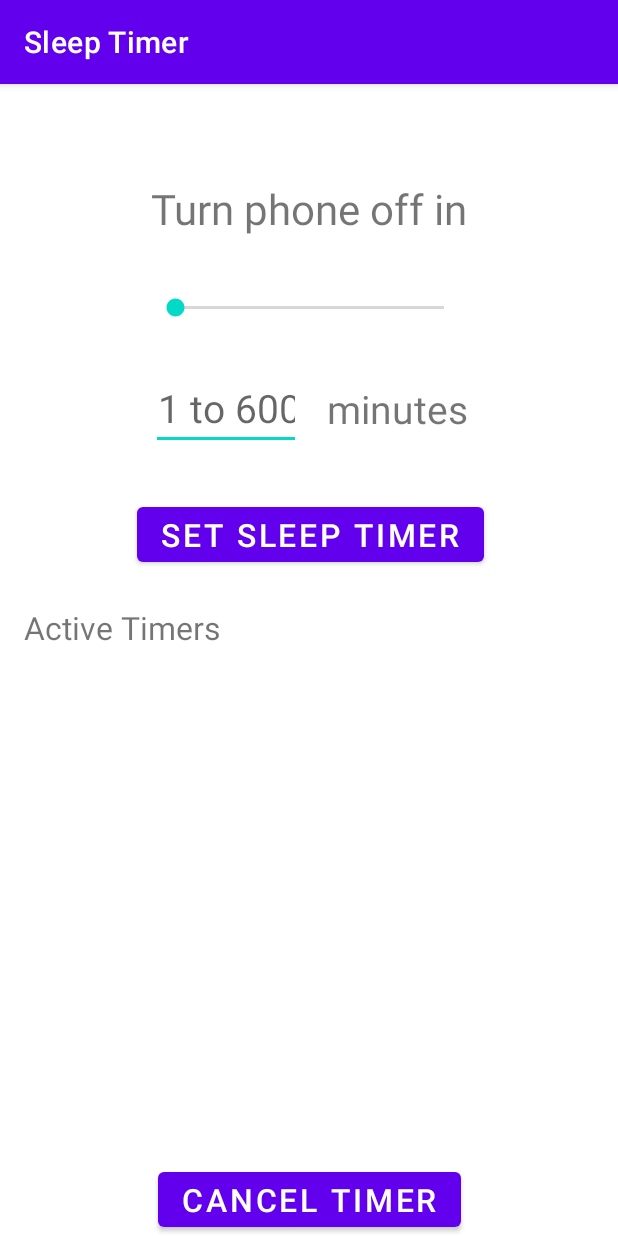
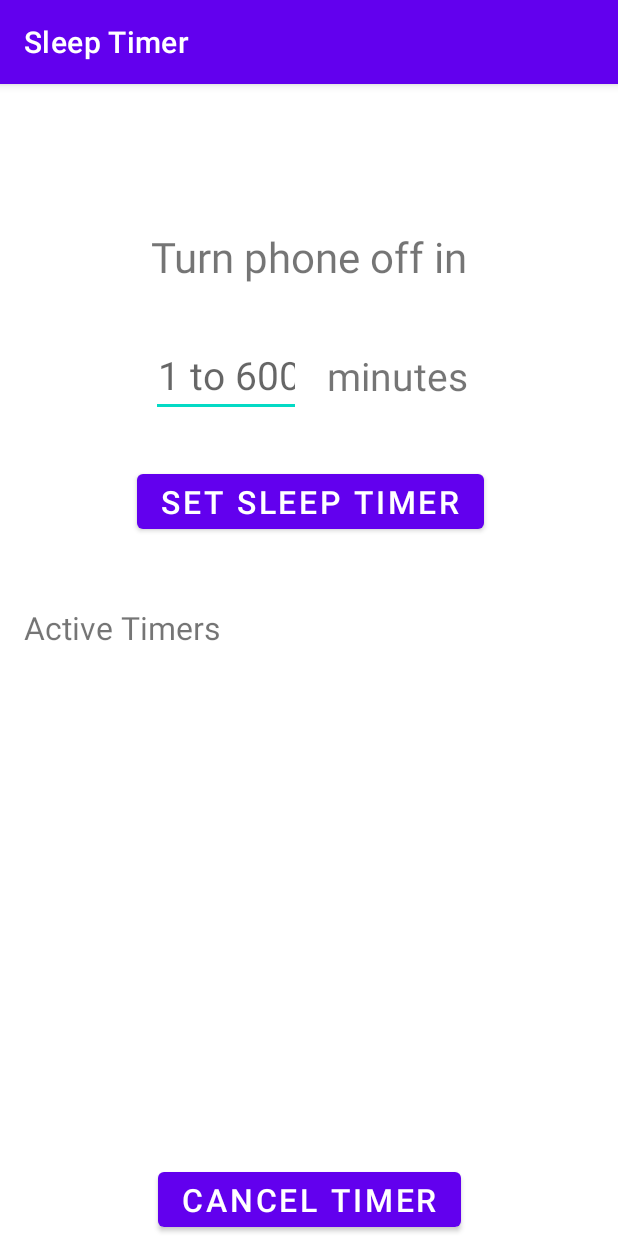
Before and after one commit to EvanFarris/SleepTimerApp, an Android app: the screen it shows after launch (MainActivity), on a phone screen of 412 x 824 dp. Run offline under Robolectric (Android 15) with nearby library versions, the phone set to English and light mode, and no system bars; our stand-ins replace AdMob; 3 statements that could not run were skipped.

Commit message:
Updated MainActivity.java formatting, removed seekbar and seekbar listeners.

```diff
--- a/app/src/main/java/com/gmail/efarrisdevelopment/usa/sleeptimer/MainActivity.java
+++ b/app/src/main/java/com/gmail/efarrisdevelopment/usa/sleeptimer/MainActivity.java
@@ -25,7 +25,6 @@ import android.text.TextWatcher;
 import android.view.View;
 import android.view.inputmethod.InputMethodManager;
 import android.widget.Button;
-import android.widget.SeekBar;
 import android.widget.TextView;
 import android.widget.Toast;
 
@@ -50,10 +49,8 @@ public class MainActivity extends AppCompatActivity {
     private final String sleepAction = "goToSleep";
     private final int maxTimer = 600;
 
-    private int calledFromSeekBar;
     private int activeAlarmPosition;
     private boolean active;
-    private SeekBar timeSeek;
     private TextView timeTextView;
     private DevicePolicyManager dpm;
     private ComponentName cName;
@@ -117,15 +114,12 @@ public class MainActivity extends AppCompatActivity {
             rAdapter.notifyItemRangeChanged(0,activeAlarmList.size());
         }
         if(activeAlarmList.size() == 0) {alarmID = 0;}
-
     }
 
     public void initializeVariables() {
-        timeSeek = findViewById(R.id.timeBar);
         timeTextView = findViewById(R.id.minuteTextBox);
         cName = new ComponentName(this, SleepReceiver.class);
         dpm = (DevicePolicyManager)getSystemService(Context.DEVICE_POLICY_SERVICE);
-        calledFromSeekBar = -1;
         active = dpm.isAdminActive(cName);
         prefs = getSharedPreferences(spKey,Context.MODE_PRIVATE);
         prefs_editor = prefs.edit();
@@ -133,8 +127,7 @@ public class MainActivity extends AppCompatActivity {
         activeAlarmPosition = -1;
         canButton = findViewById(R.id.cancelButton);
         noActiveTextView = findViewById(R.id.noAlarmView);
-        RecyclerView r;
-        r = findViewById(R.id.AlarmRecyclerView);
+        RecyclerView r = findViewById(R.id.AlarmRecyclerView);
         rAdapter = new ActiveTimerAdapter(activeAlarmList,this);
         alarmID = -1;
 
@@ -144,8 +137,7 @@ public class MainActivity extends AppCompatActivity {
         if(ContextCompat.checkSelfPermission(this, Manifest.permission.SET_ALARM) != PERMISSION_GRANTED) {
             ActivityCompat.requestPermissions(this, new String[] {Manifest.permission.SET_ALARM},1);
         }
-        if(!active)
-            createAdmin();
+        if(!active) {createAdmin();}
     }
 
 
@@ -162,40 +154,12 @@ public class MainActivity extends AppCompatActivity {
     }
 
     public void setListeners() {
-        timeSeek.setOnSeekBarChangeListener(new SeekBar.OnSeekBarChangeListener() {
-            @Override
-            public void onProgressChanged(SeekBar seekBar, int i, boolean b) {
-                if(calledFromSeekBar == 1) {
-                    timeTextView.setText(String.valueOf(i));
-                    closeKeyboard();
-                    timeTextView.clearFocus();
-                } else {calledFromSeekBar = 1;}
-                seekBar.setProgress(i);
-            }
-
-            @Override
-            public void onStartTrackingTouch(SeekBar seekBar) {
-
-            }
-
-            @Override
-            public void onStopTrackingTouch(SeekBar seekBar) {
-                if(timeTextView.getText().toString().equals(""))
-                {
-                    if(seekBar.getProgress()!= 0)
-                        seekBar.setProgress(0);
-                }
-                else if(Integer.parseInt(timeTextView.getText().toString()) != seekBar.getProgress())
-                    timeTextView.setText(String.valueOf(seekBar.getProgress()));
-            }
-        });
-
         timeTextView.addTextChangedListener(new TextWatcher() {
             int index;
             @Override
             public void beforeTextChanged(CharSequence charSequence, int i, int i1, int i2) {
                 if(i2 == 0) {index = i == 0 ? 0 : 1;}
-                else {index = i+1;}
+                else {index = i + 1;}
             }
 
             @Override
@@ -205,21 +169,17 @@ public class MainActivity extends AppCompatActivity {
 
             @Override
             public void afterTextChanged(Editable editable) {
-                calledFromSeekBar = 0;
-                if(timeTextView.getText().toString().equals("")) {timeSeek.setProgress(0);}
-                else {
+                if(!timeTextView.getText().toString().equals("")) {
                     if(timeTextView.getText().toString().charAt(0) == '0') {
-                        timeTextView.setText(timeTextView.getText().subSequence(1,timeTextView.getText().length()));
+                        timeTextView.setText(timeTextView.getText().subSequence(1, timeTextView.getText().length()));
                     } else {
                         int time = Integer.parseInt(timeTextView.getText().toString());
-                        if(time > 600) {
-                            timeSeek.setProgress(maxTimer);
+                        if(time > maxTimer) {
                             timeTextView.setText(String.valueOf(maxTimer));
-                            Selection.setSelection(editable,timeTextView.length());
+                            Selection.setSelection(editable, timeTextView.getText().length());
                         }
                         else {
-                            timeSeek.setProgress(time);
-                            Selection.setSelection(editable,index);
+                            Selection.setSelection(editable, index);
                         }
                     }
                 }
@@ -229,7 +189,6 @@ public class MainActivity extends AppCompatActivity {
 
     public void clearFields() {
         timeTextView.setText("");
-        timeSeek.setProgress(0);
         closeKeyboard();
     }
 
--- a/app/src/main/res/layout-land/activity_main.xml
+++ b/app/src/main/res/layout-land/activity_main.xml
@@ -7,16 +7,6 @@
     android:layout_alignParentEnd="false"
     android:foregroundGravity="right"
     tools:context="com.gmail.efarrisdevelopment.usa.sleeptimer.MainActivity">
-
-    <SeekBar
-        android:id="@+id/timeBar"
-        android:layout_width="0dp"
-        android:layout_height="30dp"
-        android:layout_marginTop="32dp"
-        android:max="600"
-        app:layout_constraintEnd_toEndOf="@+id/textView"
-        app:layout_constraintStart_toStartOf="@+id/textView"
-        app:layout_constraintTop_toBottomOf="@+id/textView" />
 
     <TextView
         android:id="@+id/minuteText"
@@ -32,7 +22,7 @@
         android:id="@+id/minuteTextBox"
         android:layout_width="100dp"
         android:layout_height="wrap_content"
-        android:layout_marginTop="32dp"
+        android:layout_marginTop="64dp"
         android:autofillHints="1"
         android:ems="10"
         android:hint="@string/timeEditViewHint"
@@ -42,14 +32,14 @@
         android:textSize="26sp"
         android:tooltipText="@string/timerHelperMessage"
         app:layout_constraintStart_toStartOf="@+id/textView"
-        app:layout_constraintTop_toBottomOf="@+id/timeBar"
+        app:layout_constraintTop_toBottomOf="@+id/textView"
         tools:ignore="SpeakableTextPresentCheck" />
 
     <Button
         android:id="@+id/sleepButton"
         android:layout_width="wrap_content"
         android:layout_height="wrap_content"
-        android:layout_marginBottom="24dp"
+        android:layout_marginTop="64dp"
         android:onClick="clickSleepTimer"
         android:scaleX="1"
         android:scaleY="1"
@@ -58,16 +48,14 @@
         app:layout_constraintEnd_toEndOf="@+id/minuteText"
         app:layout_constraintHorizontal_bias="0.498"
         app:layout_constraintStart_toStartOf="@+id/minuteTextBox"
-        app:layout_constraintTop_toBottomOf="@+id/minuteTextBox"
-        app:layout_constraintVertical_bias="0.56" />
-
+        app:layout_constraintTop_toBottomOf="@+id/minuteTextBox" />
 
 
     <TextView
         android:id="@+id/textView"
         android:layout_width="wrap_content"
         android:layout_height="wrap_content"
-        android:layout_marginTop="16dp"
+        android:layout_marginTop="64dp"
         android:text="@string/turnPhoneOffIn"
         android:textSize="28sp"
         app:layout_constraintEnd_toEndOf="parent"
--- a/app/src/main/res/layout-sw600dp-land/activity_main.xml
+++ b/app/src/main/res/layout-sw600dp-land/activity_main.xml
@@ -8,36 +8,21 @@
     android:foregroundGravity="right"
     tools:context="com.gmail.efarrisdevelopment.usa.sleeptimer.MainActivity">
 
-    <SeekBar
-        android:id="@+id/timeBar"
-        android:layout_width="0dp"
-        android:layout_height="30dp"
-        android:layout_marginStart="64dp"
-        android:layout_marginTop="48dp"
-        android:layout_marginEnd="-32dp"
-        android:max="600"
-        app:layout_constraintEnd_toEndOf="@+id/textView"
-        app:layout_constraintStart_toStartOf="parent"
-        app:layout_constraintTop_toBottomOf="@+id/textView" />
-
     <TextView
         android:id="@+id/minuteText"
         android:layout_width="wrap_content"
         android:layout_height="wrap_content"
-        android:layout_marginEnd="8dp"
+        android:layout_marginStart="32dp"
         android:text="@string/minutes"
         android:textSize="30sp"
         app:layout_constraintBottom_toBottomOf="@+id/minuteTextBox"
-        app:layout_constraintEnd_toEndOf="@+id/timeBar"
+        app:layout_constraintStart_toEndOf="@+id/minuteTextBox"
         app:layout_constraintTop_toTopOf="@+id/minuteTextBox" />
 
     <EditText
         android:id="@+id/minuteTextBox"
-        android:layout_width="0dp"
-        android:layout_height="wrap_content"
-        android:layout_marginStart="8dp"
-        android:layout_marginTop="44dp"
-        android:layout_marginEnd="16dp"
+        android:layout_width="245dp"
+        android:layout_height="84dp"
         android:autofillHints="1"
         android:ems="10"
         android:hint="@string/timeEditViewHint"
@@ -46,12 +31,11 @@
         android:textAlignment="center"
         android:textSize="36sp"
         android:tooltipText="@string/timerHelperMessage"
-        app:layout_constraintEnd_toStartOf="@+id/minuteText"
-        app:layout_constraintHorizontal_bias="0.0"
-        app:layout_constraintStart_toStartOf="@+id/timeBar"
-        app:layout_constraintTop_toBottomOf="@+id/timeBar"
-        app:layout_constraintVertical_bias="0.0"
-        tools:ignore="SpeakableTextPresentCheck" />
+        app:layout_constraintEnd_toEndOf="@+id/textView"
+        app:layout_constraintStart_toStartOf="@+id/textView"
+        tools:ignore="SpeakableTextPresentCheck"
+        tools:layout_editor_absoluteY="189dp" />
+
 
     <Button
         android:id="@+id/sleepButton"
@@ -63,13 +47,12 @@
         android:scaleY="1"
         android:text="@string/sleepButton"
         android:textSize="32sp"
-        app:layout_constraintEnd_toEndOf="parent"
-        app:layout_constraintHorizontal_bias="0.1"
-        app:layout_constraintStart_toStartOf="parent"
+        app:layout_constraintBottom_toBottomOf="parent"
+        app:layout_constraintEnd_toEndOf="@+id/textView"
+        app:layout_constraintHorizontal_bias="0.314"
+        app:layout_constraintStart_toStartOf="@+id/textView"
         app:layout_constraintTop_toBottomOf="@+id/minuteTextBox"
-        app:layout_constraintVertical_bias="0.36" />
-
-
+        app:layout_constraintVertical_bias="0.343" />
 
     <TextView
         android:id="@+id/textView"
--- a/app/src/main/res/layout-sw600dp/activity_main.xml
+++ b/app/src/main/res/layout-sw600dp/activity_main.xml
@@ -8,36 +8,22 @@
     android:foregroundGravity="right"
     tools:context="com.gmail.efarrisdevelopment.usa.sleeptimer.MainActivity">
 
-    <SeekBar
-        android:id="@+id/timeBar"
-        android:layout_width="0dp"
-        android:layout_height="30dp"
-        android:layout_marginStart="96dp"
-        android:layout_marginTop="48dp"
-        android:layout_marginEnd="96dp"
-        android:max="600"
-        app:layout_constraintEnd_toEndOf="parent"
-        app:layout_constraintStart_toStartOf="parent"
-        app:layout_constraintTop_toBottomOf="@+id/textView" />
-
     <TextView
         android:id="@+id/minuteText"
         android:layout_width="wrap_content"
         android:layout_height="wrap_content"
-        android:layout_marginEnd="16dp"
+        android:layout_marginStart="32dp"
         android:text="@string/minutes"
         android:textSize="45sp"
         app:layout_constraintBottom_toBottomOf="@+id/minuteTextBox"
-        app:layout_constraintEnd_toEndOf="@+id/timeBar"
+        app:layout_constraintStart_toEndOf="@+id/minuteTextBox"
         app:layout_constraintTop_toTopOf="@+id/minuteTextBox" />
 
     <EditText
         android:id="@+id/minuteTextBox"
-        android:layout_width="0dp"
-        android:layout_height="wrap_content"
-        android:layout_marginStart="16dp"
-        android:layout_marginTop="48dp"
-        android:layout_marginEnd="16dp"
+        android:layout_width="340dp"
+        android:layout_height="83dp"
+        android:layout_marginTop="56dp"
         android:autofillHints="1"
         android:ems="10"
         android:hint="@string/timeEditViewHint"
@@ -46,9 +32,9 @@
         android:textAlignment="center"
         android:textSize="48sp"
         android:tooltipText="@string/timerHelperMessage"
-        app:layout_constraintEnd_toStartOf="@+id/minuteText"
-        app:layout_constraintStart_toStartOf="@+id/timeBar"
-        app:layout_constraintTop_toBottomOf="@+id/timeBar"
+        app:layout_constraintEnd_toEndOf="parent"
+        app:layout_constraintStart_toStartOf="parent"
+        app:layout_constraintTop_toBottomOf="@+id/textView"
         tools:ignore="SpeakableTextPresentCheck" />
 
     <Button
--- a/app/src/main/res/layout/activity_main.xml
+++ b/app/src/main/res/layout/activity_main.xml
@@ -7,16 +7,6 @@
     android:layout_alignParentEnd="false"
     android:foregroundGravity="right"
     tools:context="com.gmail.efarrisdevelopment.usa.sleeptimer.MainActivity">
-
-    <SeekBar
-        android:id="@+id/timeBar"
-        android:layout_width="0dp"
-        android:layout_height="30dp"
-        android:layout_marginTop="32dp"
-        android:max="600"
-        app:layout_constraintEnd_toEndOf="@+id/textView"
-        app:layout_constraintStart_toStartOf="@+id/textView"
-        app:layout_constraintTop_toBottomOf="@+id/textView" />
 
     <TextView
         android:id="@+id/minuteText"
@@ -32,7 +22,7 @@
         android:id="@+id/minuteTextBox"
         android:layout_width="100dp"
         android:layout_height="wrap_content"
-        android:layout_marginTop="24dp"
+        android:layout_marginTop="32dp"
         android:autofillHints="1"
         android:ems="10"
         android:hint="@string/timeEditViewHint"
@@ -42,7 +32,7 @@
         android:textSize="26sp"
         android:tooltipText="@string/timerHelperMessage"
         app:layout_constraintStart_toStartOf="@+id/textView"
-        app:layout_constraintTop_toBottomOf="@+id/timeBar"
+        app:layout_constraintTop_toBottomOf="@+id/textView"
         tools:ignore="SpeakableTextPresentCheck" />
 
     <Button
@@ -61,12 +51,11 @@
         app:layout_constraintTop_toBottomOf="@+id/minuteTextBox" />
 
 
-
     <TextView
         android:id="@+id/textView"
         android:layout_width="wrap_content"
         android:layout_height="wrap_content"
-        android:layout_marginTop="64dp"
+        android:layout_marginTop="96dp"
         android:text="@string/turnPhoneOffIn"
         android:textSize="28sp"
         app:layout_constraintEnd_toEndOf="parent"
```
